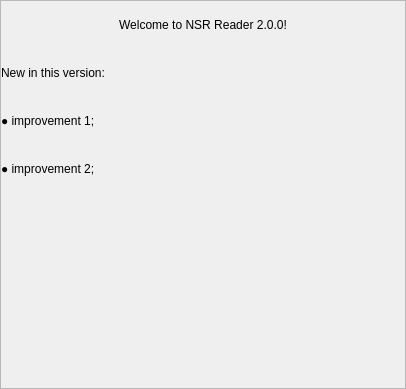
Before: the Qt Designer form nsrnewsdialog.ui in saprykin/nsrreader-symbian-meego, drawn with Qt 5.
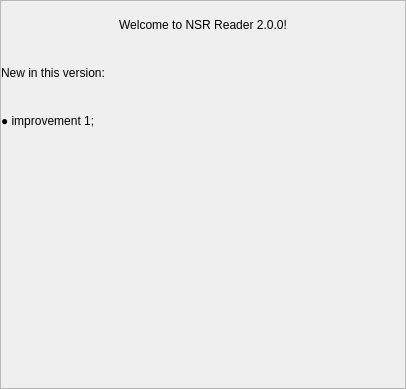
After: the same form once the commit is applied. Custom widgets are drawn as their Qt base class.

Diff of the .ui file:
```diff
--- a/nsrnewsdialog.ui
+++ b/nsrnewsdialog.ui
@@ -119,31 +119,6 @@
          </property>
         </widget>
        </item>
-       <item>
-        <widget class="QLabel" name="newsLabel2">
-         <property name="sizePolicy">
-          <sizepolicy hsizetype="Expanding" vsizetype="Preferred">
-           <horstretch>0</horstretch>
-           <verstretch>0</verstretch>
-          </sizepolicy>
-         </property>
-         <property name="minimumSize">
-          <size>
-           <width>0</width>
-           <height>48</height>
-          </size>
-         </property>
-         <property name="styleSheet">
-          <string notr="true"/>
-         </property>
-         <property name="text">
-          <string>● improvement 2;</string>
-         </property>
-         <property name="wordWrap">
-          <bool>true</bool>
-         </property>
-        </widget>
-       </item>
        <item>
         <spacer name="verticalSpacer">
          <property name="orientation">
```
